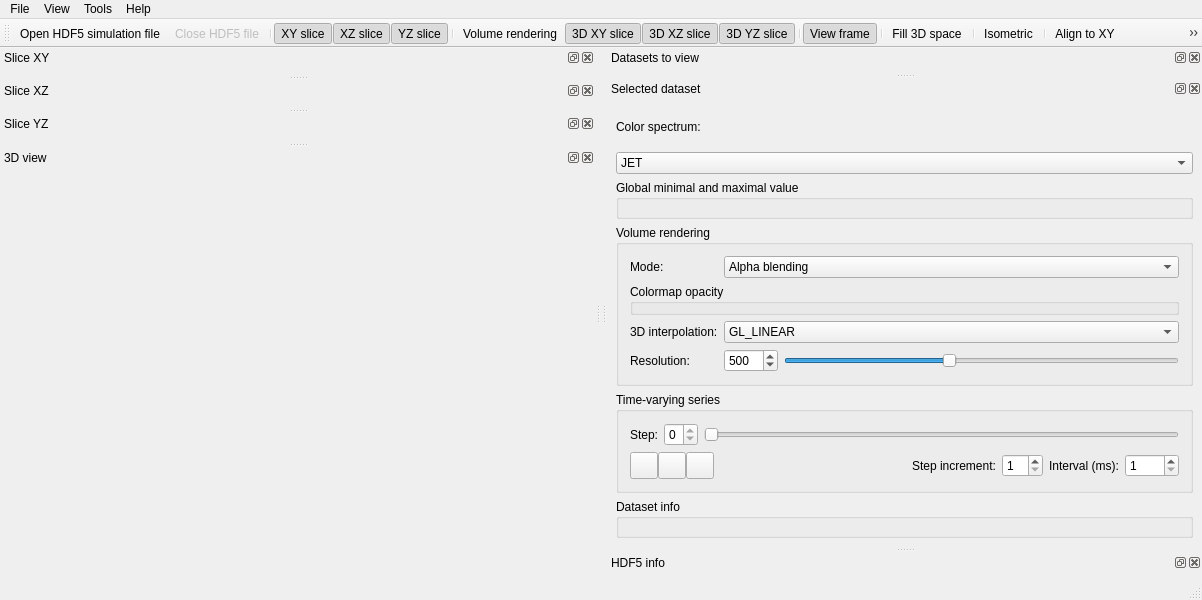
This is projects/k-wave-h5-visualizer/mainwindow.ui in klepo/Visualisation-of-the-outputs-of-k-Wave-ultrasound-simulations as Qt 5 draws it before an edit. The edited form follows.
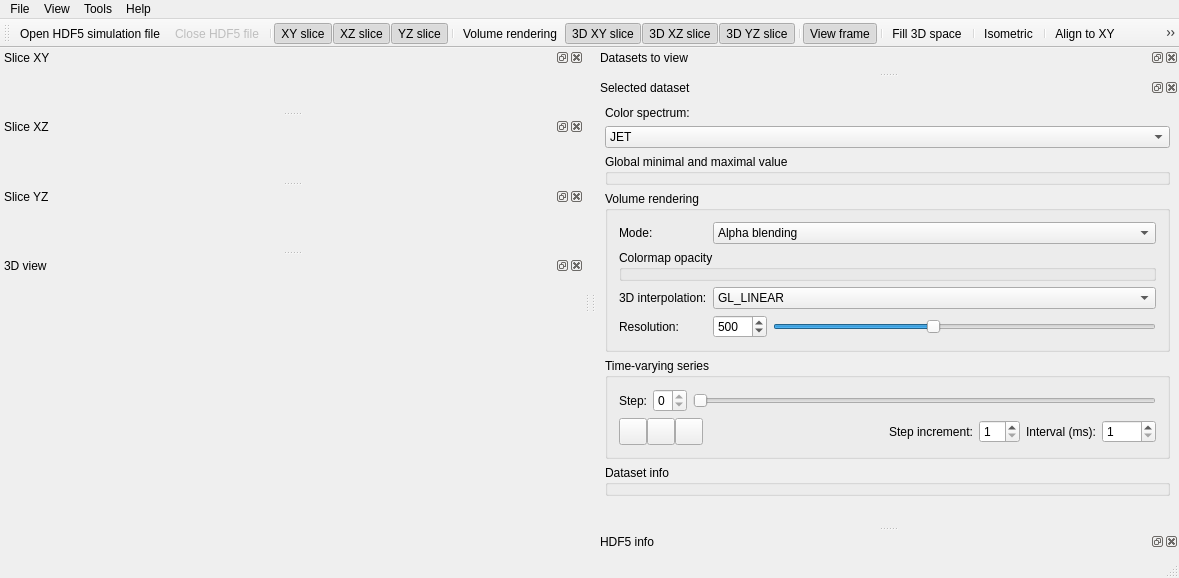
This is the edited form. Icons and pictures are not drawn. Custom widgets are drawn as their Qt base class.

Diff of the .ui file:
```diff
--- a/projects/k-wave-h5-visualizer/mainwindow.ui
+++ b/projects/k-wave-h5-visualizer/mainwindow.ui
@@ -6,8 +6,8 @@
    <rect>
     <x>0</x>
     <y>0</y>
-    <width>1202</width>
-    <height>600</height>
+    <width>1179</width>
+    <height>578</height>
    </rect>
   </property>
   <property name="windowTitle">
@@ -92,7 +92,7 @@
     <rect>
      <x>0</x>
      <y>0</y>
-     <width>1202</width>
+     <width>1179</width>
      <height>21</height>
     </rect>
    </property>
@@ -192,6 +192,12 @@
    </attribute>
   </widget>
   <widget class="QDockWidget" name="dockWidgetWindow3D">
+   <property name="sizePolicy">
+    <sizepolicy hsizetype="Maximum" vsizetype="Maximum">
+     <horstretch>0</horstretch>
+     <verstretch>0</verstretch>
+    </sizepolicy>
+   </property>
    <property name="minimumSize">
     <size>
      <width>500</width>
@@ -208,6 +214,12 @@
     <number>1</number>
    </attribute>
    <widget class="QWidget" name="dockWidgetContents3D">
+    <property name="sizePolicy">
+     <sizepolicy hsizetype="Expanding" vsizetype="Expanding">
+      <horstretch>0</horstretch>
+      <verstretch>0</verstretch>
+     </sizepolicy>
+    </property>
     <layout class="QVBoxLayout" name="verticalLayout_2">
      <property name="spacing">
       <number>0</number>
@@ -228,7 +240,7 @@
       <widget class="QLabel" name="label3DLoading">
        <property name="minimumSize">
         <size>
-         <width>0</width>
+         <width>500</width>
          <height>20</height>
         </size>
        </property>
@@ -244,6 +256,12 @@
    </widget>
   </widget>
   <widget class="DatasetsDockWidget" name="dockWidgetDatasets">
+   <property name="sizePolicy">
+    <sizepolicy hsizetype="Minimum" vsizetype="Minimum">
+     <horstretch>0</horstretch>
+     <verstretch>0</verstretch>
+    </sizepolicy>
+   </property>
    <property name="windowTitle">
     <string>Datasets to view</string>
    </property>
@@ -252,6 +270,18 @@
    </attribute>
   </widget>
   <widget class="QDockWidget" name="dockWidgetSelectedDataset">
+   <property name="sizePolicy">
+    <sizepolicy hsizetype="Minimum" vsizetype="Expanding">
+     <horstretch>0</horstretch>
+     <verstretch>0</verstretch>
+    </sizepolicy>
+   </property>
+   <property name="minimumSize">
+    <size>
+     <width>500</width>
+     <height>334</height>
+    </size>
+   </property>
    <property name="windowTitle">
     <string>Selected dataset</string>
    </property>
@@ -259,6 +289,12 @@
     <number>2</number>
    </attribute>
    <widget class="QWidget" name="dockWidgetContentsSelectedDataset">
+    <property name="sizePolicy">
+     <sizepolicy hsizetype="Minimum" vsizetype="Minimum">
+      <horstretch>0</horstretch>
+      <verstretch>0</verstretch>
+     </sizepolicy>
+    </property>
     <layout class="QVBoxLayout" name="verticalLayoutSelectedDataset">
      <property name="spacing">
       <number>0</number>
@@ -277,6 +313,12 @@
      </property>
      <item>
       <widget class="QScrollArea" name="scrollAreaSelectedDataset">
+       <property name="sizePolicy">
+        <sizepolicy hsizetype="Minimum" vsizetype="Expanding">
+         <horstretch>0</horstretch>
+         <verstretch>0</verstretch>
+        </sizepolicy>
+       </property>
        <property name="frameShape">
         <enum>QFrame::NoFrame</enum>
        </property>
@@ -294,10 +336,16 @@
          <rect>
           <x>0</x>
           <y>0</y>
-          <width>600</width>
-          <height>433</height>
+          <width>588</width>
+          <height>413</height>
          </rect>
         </property>
+        <property name="sizePolicy">
+         <sizepolicy hsizetype="Minimum" vsizetype="Expanding">
+          <horstretch>0</horstretch>
+          <verstretch>0</verstretch>
+         </sizepolicy>
+        </property>
         <layout class="QVBoxLayout" name="verticalLayoutSelectedDatasetScroll">
          <property name="spacing">
           <number>6</number>
@@ -314,7 +362,7 @@
          <property name="bottomMargin">
           <number>9</number>
          </property>
-         <item>
+         <item alignment="Qt::AlignBottom">
           <widget class="QLabel" name="labelColor">
            <property name="text">
             <string>Color spectrum:</string>
@@ -814,6 +862,19 @@
            </property>
           </widget>
          </item>
+         <item>
+          <spacer name="verticalSpacer">
+           <property name="orientation">
+            <enum>Qt::Vertical</enum>
+           </property>
+           <property name="sizeHint" stdset="0">
+            <size>
+             <width>20</width>
+             <height>40</height>
+            </size>
+           </property>
+          </spacer>
+         </item>
         </layout>
        </widget>
       </widget>
@@ -822,6 +883,12 @@
    </widget>
   </widget>
   <widget class="FileInfoDockWidget" name="dockWidgetInfo">
+   <property name="sizePolicy">
+    <sizepolicy hsizetype="Minimum" vsizetype="Expanding">
+     <horstretch>0</horstretch>
+     <verstretch>0</verstretch>
+    </sizepolicy>
+   </property>
    <property name="windowTitle">
     <string>HDF5 info</string>
    </property>
```
